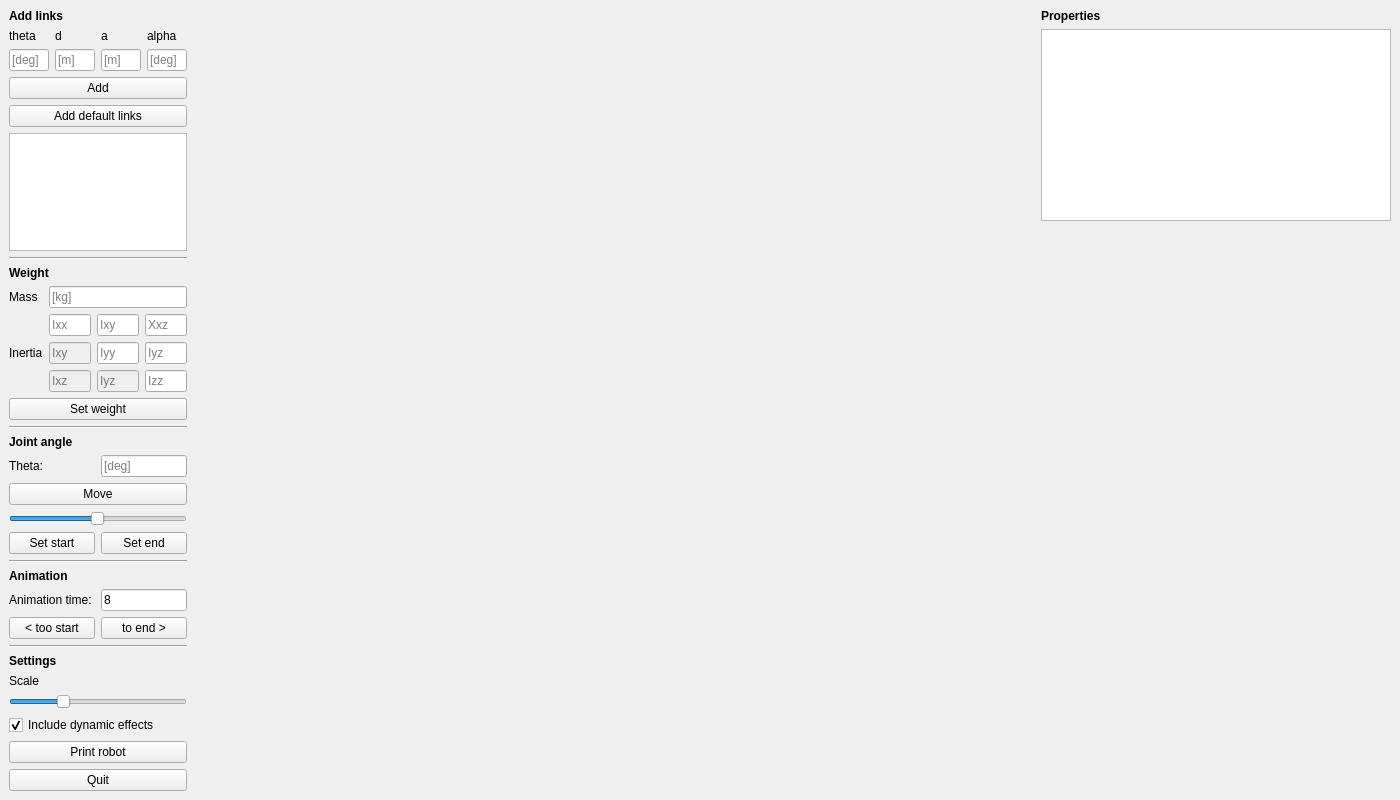
The window that robot_control/window.ui (martinloland/robot_control) describes before a commit, drawn with Qt 5.
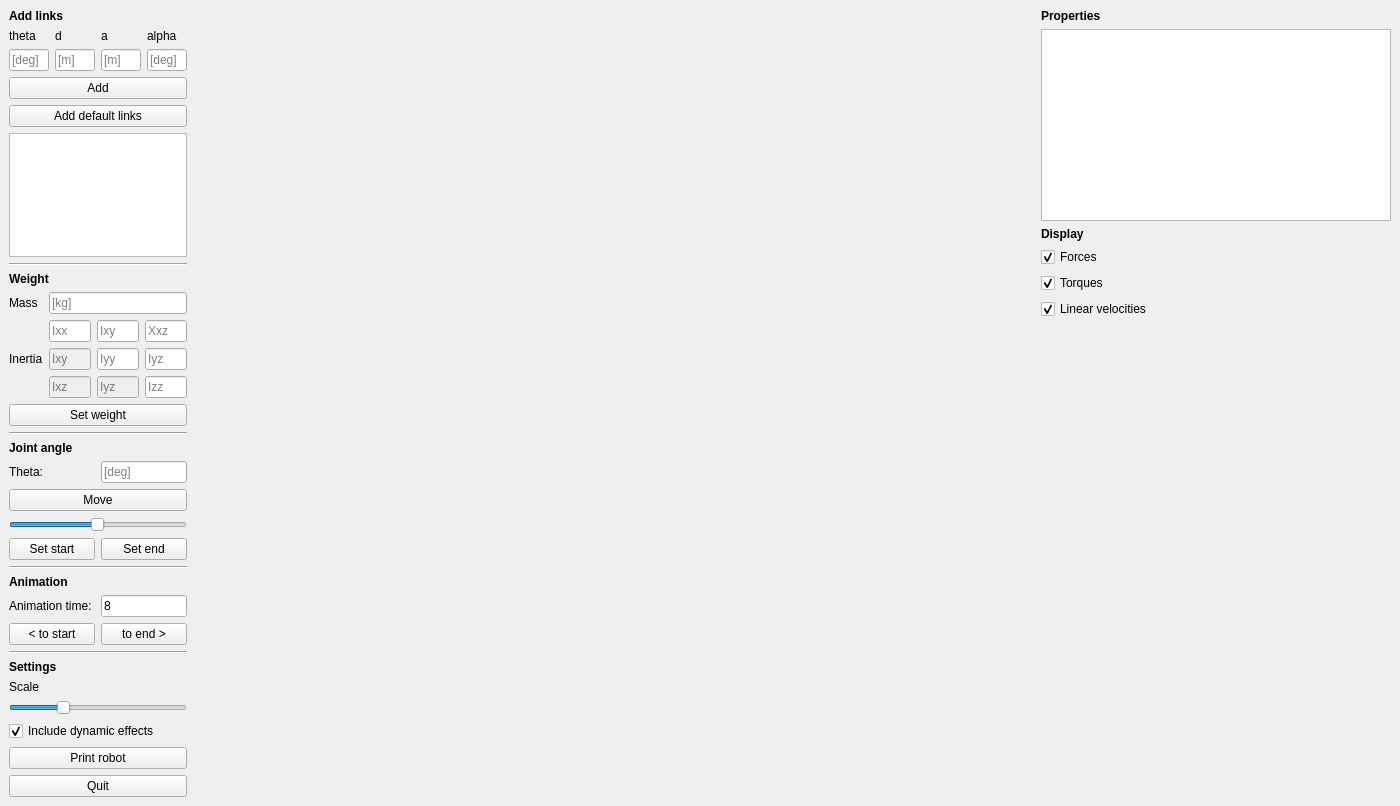
The same window after the commit. Custom widgets are drawn as their Qt base class.

The edit to the form file:
```diff
--- a/robot_control/window.ui
+++ b/robot_control/window.ui
@@ -7,7 +7,7 @@
     <x>0</x>
     <y>0</y>
     <width>1400</width>
-    <height>800</height>
+    <height>806</height>
    </rect>
   </property>
   <property name="sizePolicy">
@@ -514,7 +514,7 @@
         <item>
          <widget class="QPushButton" name="animBack">
           <property name="text">
-           <string>&lt; too start</string>
+           <string>&lt; to start</string>
           </property>
          </widget>
         </item>
@@ -679,6 +679,49 @@
         </property>
        </widget>
       </item>
+      <item>
+       <widget class="QLabel" name="label_16">
+        <property name="font">
+         <font>
+          <weight>75</weight>
+          <bold>true</bold>
+         </font>
+        </property>
+        <property name="text">
+         <string>Display</string>
+        </property>
+       </widget>
+      </item>
+      <item>
+       <widget class="QCheckBox" name="disp_for">
+        <property name="text">
+         <string>Forces</string>
+        </property>
+        <property name="checked">
+         <bool>true</bool>
+        </property>
+       </widget>
+      </item>
+      <item>
+       <widget class="QCheckBox" name="disp_tor">
+        <property name="text">
+         <string>Torques</string>
+        </property>
+        <property name="checked">
+         <bool>true</bool>
+        </property>
+       </widget>
+      </item>
+      <item>
+       <widget class="QCheckBox" name="disp_vel">
+        <property name="text">
+         <string>Linear velocities</string>
+        </property>
+        <property name="checked">
+         <bool>true</bool>
+        </property>
+       </widget>
+      </item>
       <item>
        <spacer name="verticalSpacer_2">
         <property name="orientation">
```
